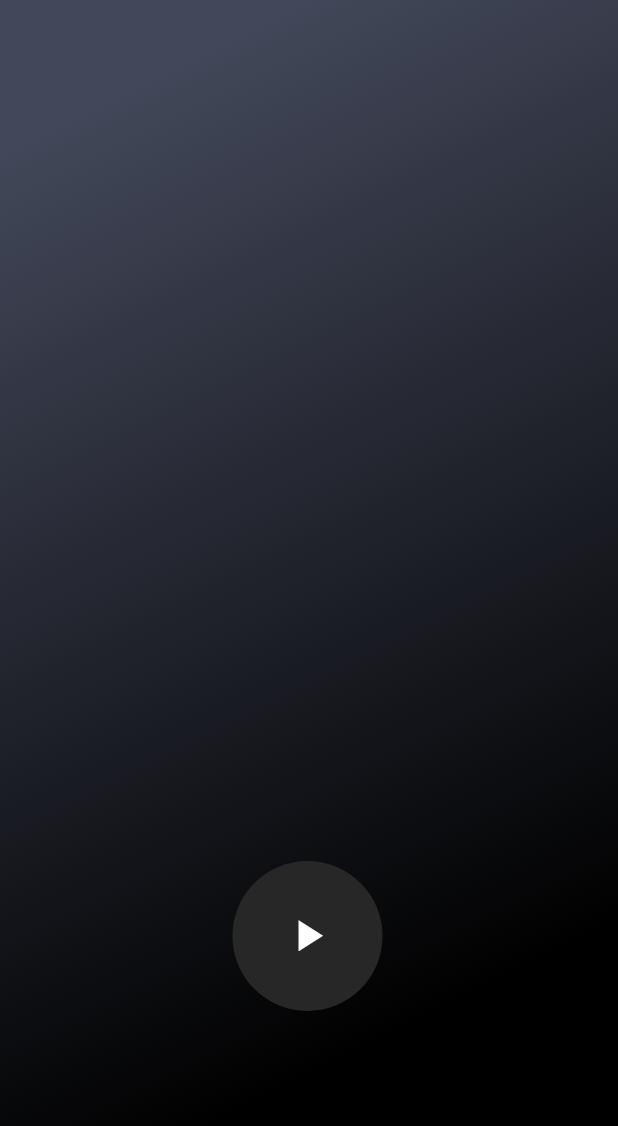
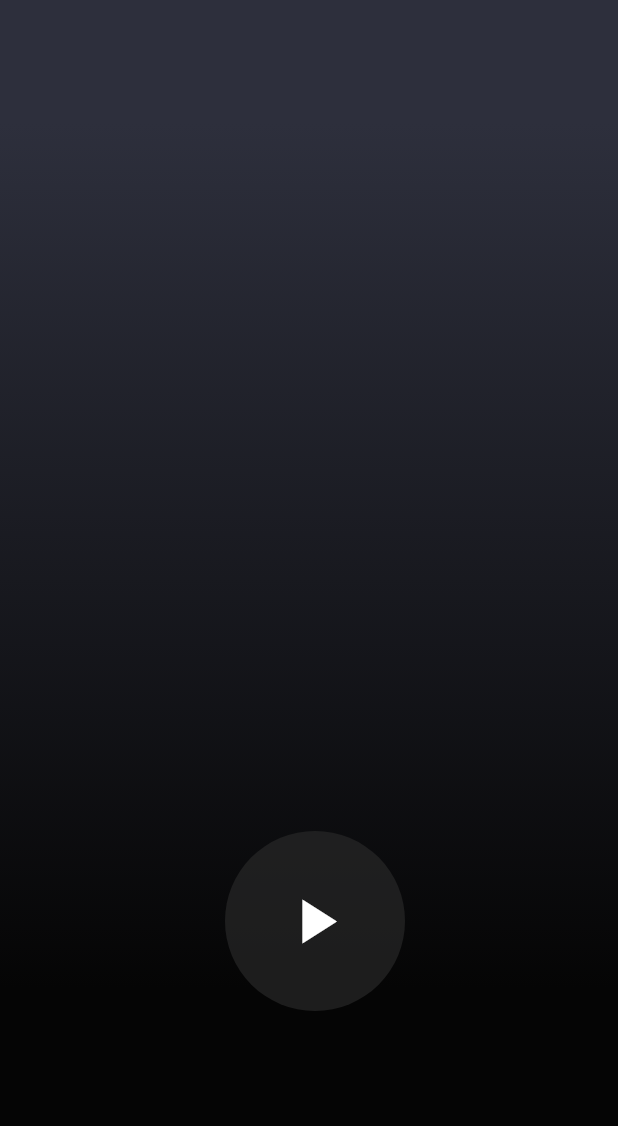
Before and after one commit to SwaXTech/ADFRadio-Flutter, a Flutter app: the screen it shows after launch, on a phone screen of 412 x 824 dp. Shown: the top 1126 px of the screen. Run offline on Flutter 3.47's test engine with Material 2 defaults, Android fonts, the phone set to English and light mode, and no system bars; statements that could not run were skipped.

Commit message:
Smooth changes to background

```diff
--- a/lib/main.dart
+++ b/lib/main.dart
@@ -4,6 +4,7 @@ import 'package:flutter/material.dart';
 import 'package:adfradio/radio_api/radio_api.dart';
 
 void main() {
+  Paint.enableDithering = true;
   runApp(MyApp());
 }
 
@@ -33,7 +34,7 @@ class HomePage extends StatelessWidget{
           Container(
             decoration: buildBackground()
           ),
-          Positioned(child: Button(), bottom: 150, left: 155,)
+          Positioned(child: Button(), bottom: 150, left: 150,)
         ],
       )
     );
@@ -46,12 +47,12 @@ class Button extends StatelessWidget {
     return InkWell(
       child: Container(
         decoration: BoxDecoration(
-          color: Color.fromRGBO(39, 39, 39, 1),
+          color: Color.fromRGBO(39, 39, 39, 0.7),
           borderRadius: BorderRadius.circular(100),
         ),
-        height: 100,
-        width: 100,
-        child: Icon(Icons.play_arrow, size: 35, color: Colors.white,),
+        height: 120,
+        width: 120,
+        child: Icon(Icons.play_arrow, size: 50, color: Colors.white,),
       ),
       onTap: RadioApi.toggleState,
     );
--- a/lib/util/background.dart
+++ b/lib/util/background.dart
@@ -3,9 +3,9 @@ import 'package:flutter/material.dart';
 BoxDecoration buildBackground() {
   return BoxDecoration(
       gradient: LinearGradient(
-          colors: [Colors.black, Color.fromRGBO(66, 71, 89, 1)],
+          colors: [Color.fromRGBO(5, 5, 5, 1), Color.fromRGBO(45, 47, 60, 1)],
           stops: [0.2, 0.9],
-          begin: FractionalOffset.bottomRight,
-          end: FractionalOffset.topLeft)
+          begin: FractionalOffset.bottomCenter,
+          end: FractionalOffset.topCenter)
   );
 }
```
